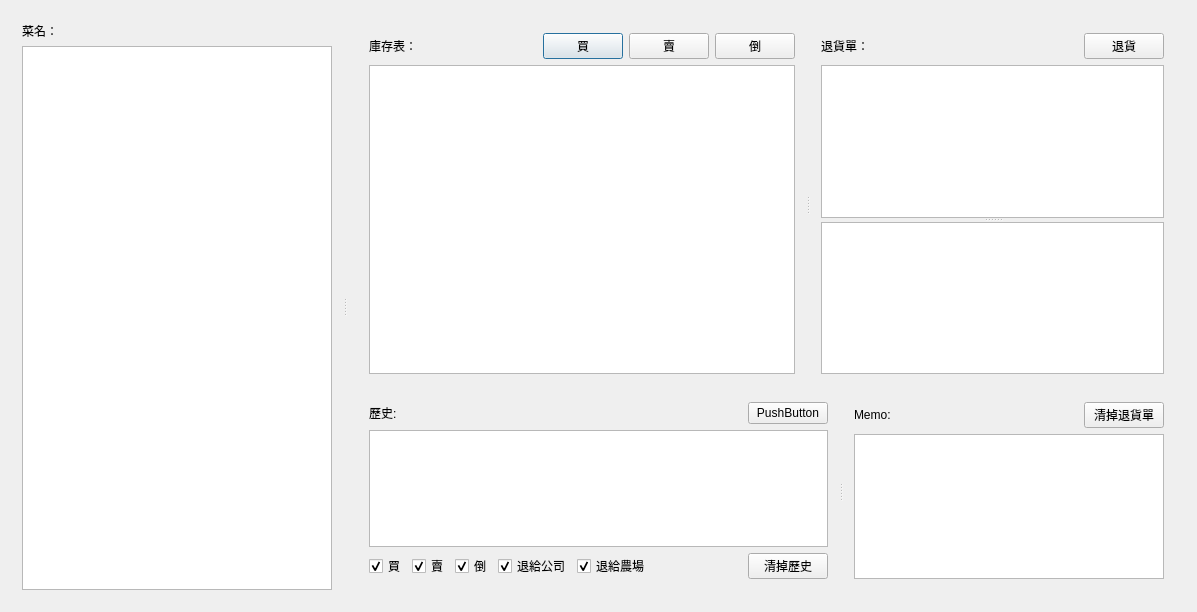
Above: dialog.ui from ultimatedbz/inventory before the change. Below: the same form after it.
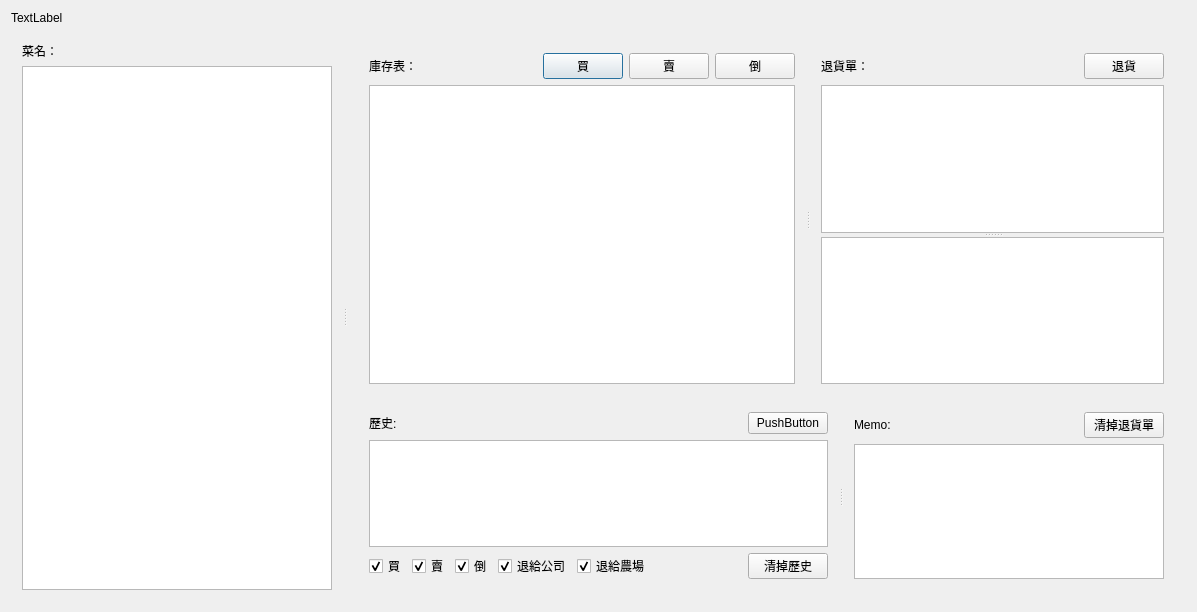
That is the form after the change.

Commit message: windows fixedgit add -A...hopefully

```diff
--- a/dialog.ui
+++ b/dialog.ui
@@ -14,6 +14,13 @@
    <string>Dialog</string>
   </property>
   <layout class="QVBoxLayout" name="verticalLayout_7">
+   <item>
+    <widget class="QLabel" name="label_4">
+     <property name="text">
+      <string>TextLabel</string>
+     </property>
+    </widget>
+   </item>
    <item>
     <widget class="QSplitter" name="splitter_4">
      <property name="orientation">
```
The commit also changes 3 other files.
